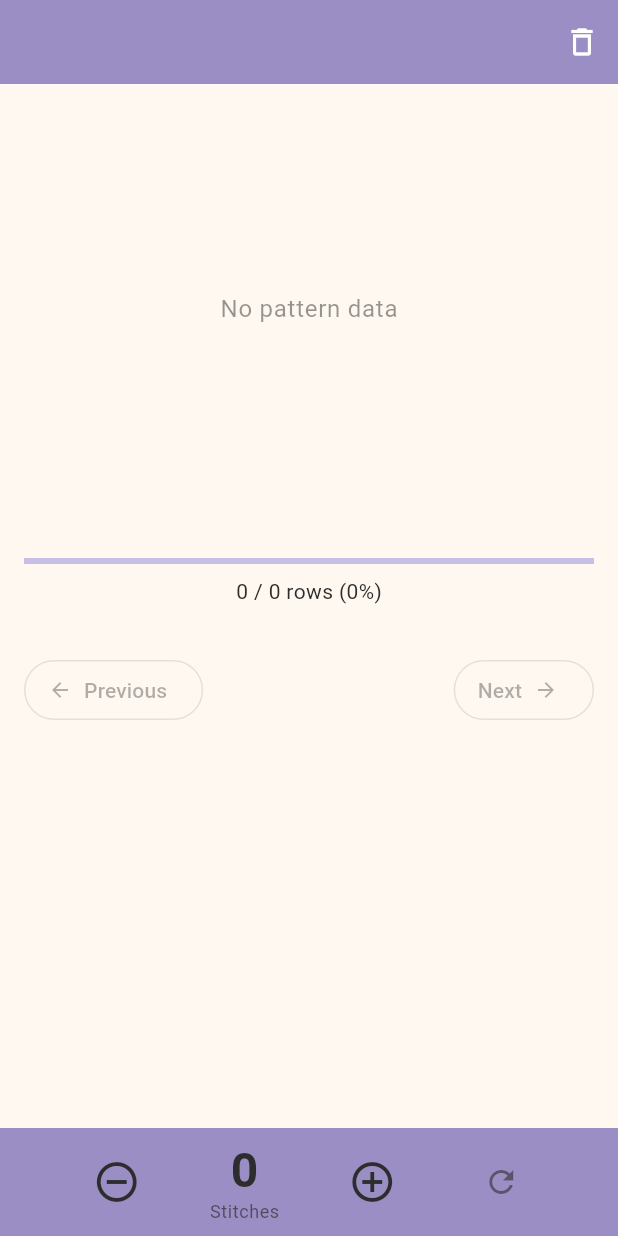
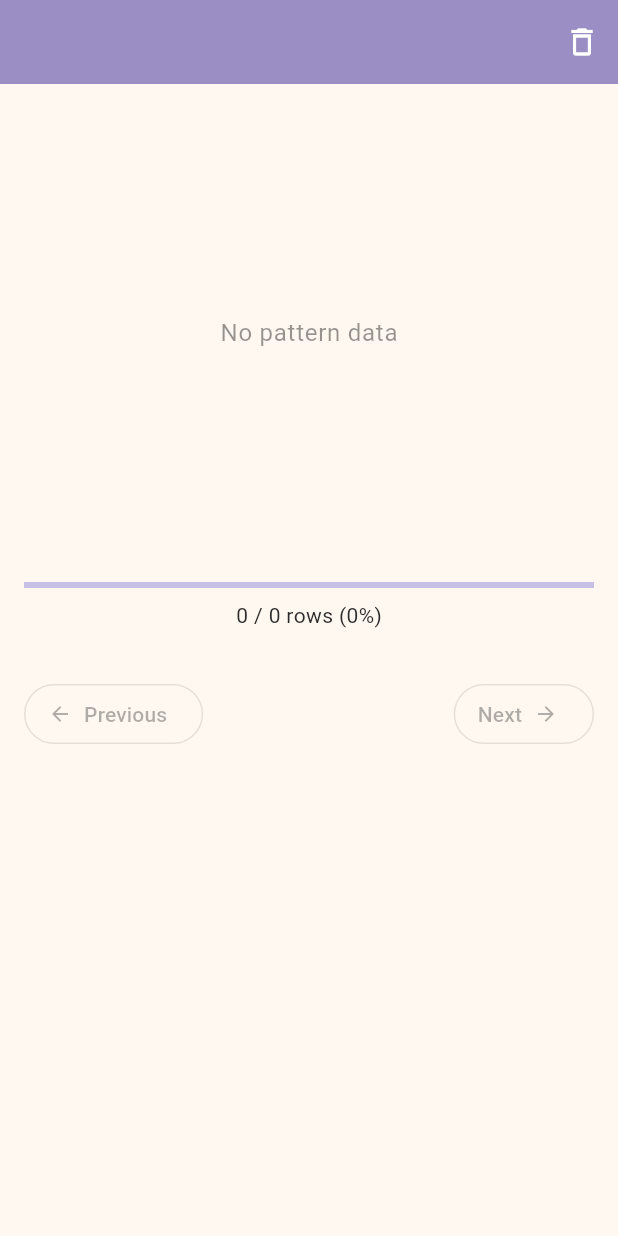
Before and after one commit to Camilu-png/pixel-crochet, a Flutter app: the _ProjectContent screen opened directly with empty values, on a phone screen of 412 x 824 dp. Run offline on Flutter 3.47's test engine with Material 3 defaults, Android fonts, the phone set to English and light mode, and no system bars; our stand-ins replace file_picker, flutter_riverpod, go_router.

Commit message:
refactor(project): simplify project screen layout

```diff
--- a/lib/features/project/presentation/project_screen.dart
+++ b/lib/features/project/presentation/project_screen.dart
@@ -10,7 +10,6 @@ import '../../home/providers/home_provider.dart';
 import '../providers/project_provider.dart';
 import 'widgets/pattern_image.dart';
 import 'widgets/row_display.dart';
-import 'widgets/stitch_counter.dart';
 
 class ProjectScreen extends ConsumerWidget {
   const ProjectScreen({
@@ -79,6 +78,7 @@ class _ProjectContent extends ConsumerWidget {
         children: [
           Expanded(
             child: SingleChildScrollView(
+              padding: const EdgeInsets.all(16),
               child: Column(
                 children: [
                   // Pattern image
@@ -90,11 +90,9 @@ class _ProjectContent extends ConsumerWidget {
                     ),
                   ),
 
+                  const SizedBox(height: 16),
+
                   // Progress indicator
-                  Padding(
-                    padding: const EdgeInsets.all(16),
-                    child: Column(
-                      children: [
                   LinearProgressIndicator(
                     value: project.progress,
                     backgroundColor: context.colors.brandLavenderLight,
@@ -107,23 +105,16 @@ class _ProjectContent extends ConsumerWidget {
                       color: context.colors.brandDark,
                     ),
                   ),
-                      ],
-                    ),
-                  ),
+
+                  const SizedBox(height: 16),
 
                   // Current row display
-                  if (currentRow != null)
-                    Padding(
-                      padding: const EdgeInsets.symmetric(horizontal: 16),
-                      child: RowDisplay(row: currentRow),
-                    ),
+                  if (currentRow != null) RowDisplay(row: currentRow),
 
                   const SizedBox(height: 16),
 
                   // Row navigation
-                  Padding(
-                    padding: const EdgeInsets.symmetric(horizontal: 16),
-                    child: Row(
+                  Row(
                     mainAxisAlignment: MainAxisAlignment.spaceBetween,
                     children: [
                       OutlinedButton.icon(
@@ -143,16 +134,10 @@ class _ProjectContent extends ConsumerWidget {
                       ),
                     ],
                   ),
-                  ),
-
-                  const SizedBox(height: 16),
                 ],
               ),
             ),
           ),
-
-          // Stitch counter (always visible at bottom)
-          StitchCounter(projectId: project.id),
         ],
       ),
     );
--- a/lib/features/project/presentation/widgets/stitch_counter.dart
+++ /dev/null
@@ -1,67 +0,0 @@
-import 'package:flutter/material.dart';
-import 'package:flutter_riverpod/flutter_riverpod.dart';
-
-import '../../../../core/theme/context_extensions.dart';
-import '../../providers/project_provider.dart';
-
-class StitchCounter extends ConsumerWidget {
-  const StitchCounter({
-    super.key,
-    required this.projectId,
-  });
-
-  final String projectId;
-
-  @override
-  Widget build(BuildContext context, WidgetRef ref) {
-    final count = ref.watch(stitchCounterProvider(projectId));
-
-    return Container(
-      padding: const EdgeInsets.symmetric(horizontal: 16, vertical: 8),
-      color: context.colors.brandLavender,
-      child: Row(
-        mainAxisAlignment: MainAxisAlignment.spaceEvenly,
-        children: [
-          IconButton(
-            onPressed: () =>
-                ref.read(stitchCounterProvider(projectId).notifier).decrement(),
-            icon: const Icon(Icons.remove_circle_outline),
-            color: context.colors.brandDark,
-            iconSize: 32,
-          ),
-          Column(
-            mainAxisSize: MainAxisSize.min,
-            children: [
-              Text(
-                '$count',
-                style: context.text.headlineLarge?.copyWith(
-                  color: context.colors.brandDark,
-                  fontWeight: FontWeight.bold,
-                ),
-              ),
-              Text(
-                'Stitches',
-                style: context.text.bodySmall?.copyWith(
-                  color: context.colors.brandDark.withValues(alpha: 0.7),
-                ),
-              ),
-            ],
-          ),
-          IconButton(
-            onPressed: () =>
-                ref.read(stitchCounterProvider(projectId).notifier).increment(),
-            icon: const Icon(Icons.add_circle_outline),
-            color: context.colors.brandDark,
-            iconSize: 32,
-          ),
-          IconButton(
-            onPressed: () =>
-                ref.read(stitchCounterProvider(projectId).notifier).reset(),
-            icon: const Icon(Icons.refresh),
-            color: context.colors.brandDark.withValues(alpha: 0.6),
-          ),
-        ],
-      ),
-    );
-  }
-}
--- a/lib/features/project/providers/project_provider.dart
+++ b/lib/features/project/providers/project_provider.dart
@@ -12,16 +12,3 @@ final projectProvider = FutureProvider.family<CrochetProject?, String>(
     return _storageService.load(id);
   },
 );
-
-final stitchCounterProvider =
-    StateNotifierProvider.family<StitchCounterNotifier, int, String>(
-  (ref, projectId) => StitchCounterNotifier(),
-);
-
-class StitchCounterNotifier extends StateNotifier<int> {
-  StitchCounterNotifier() : super(0);
-
-  void increment() => state++;
-  void decrement() => state = state > 0 ? state - 1 : 0;
-  void reset() => state = 0;
-}
```
Lines whose indentation alone changed are shown as unchanged.
